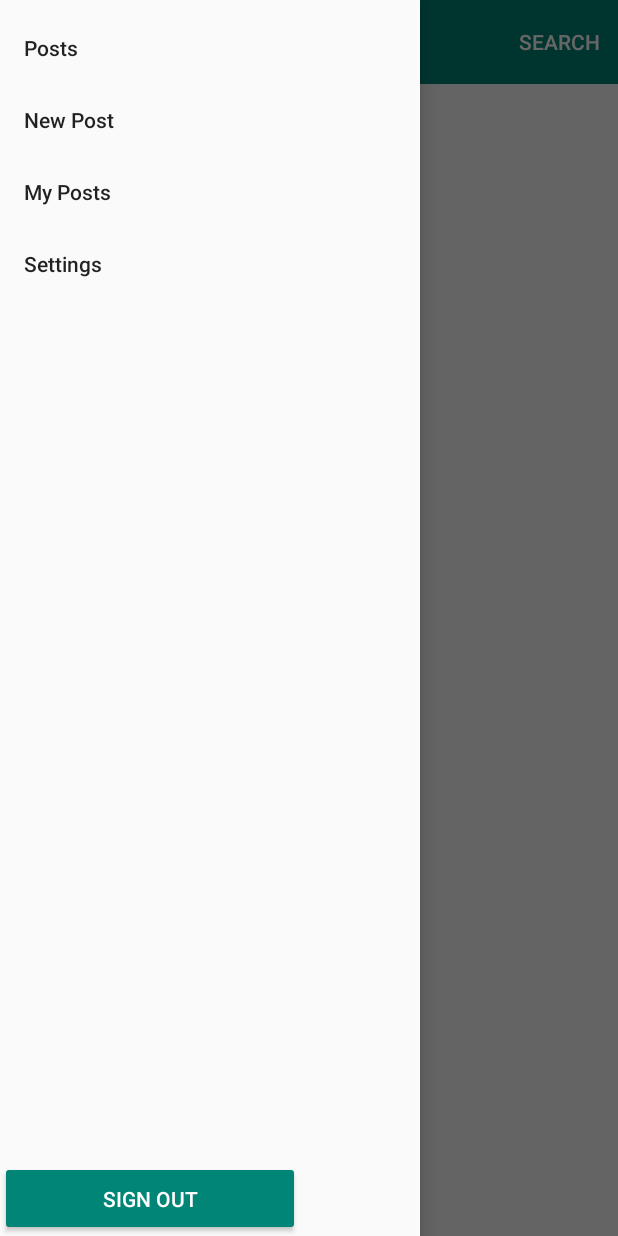
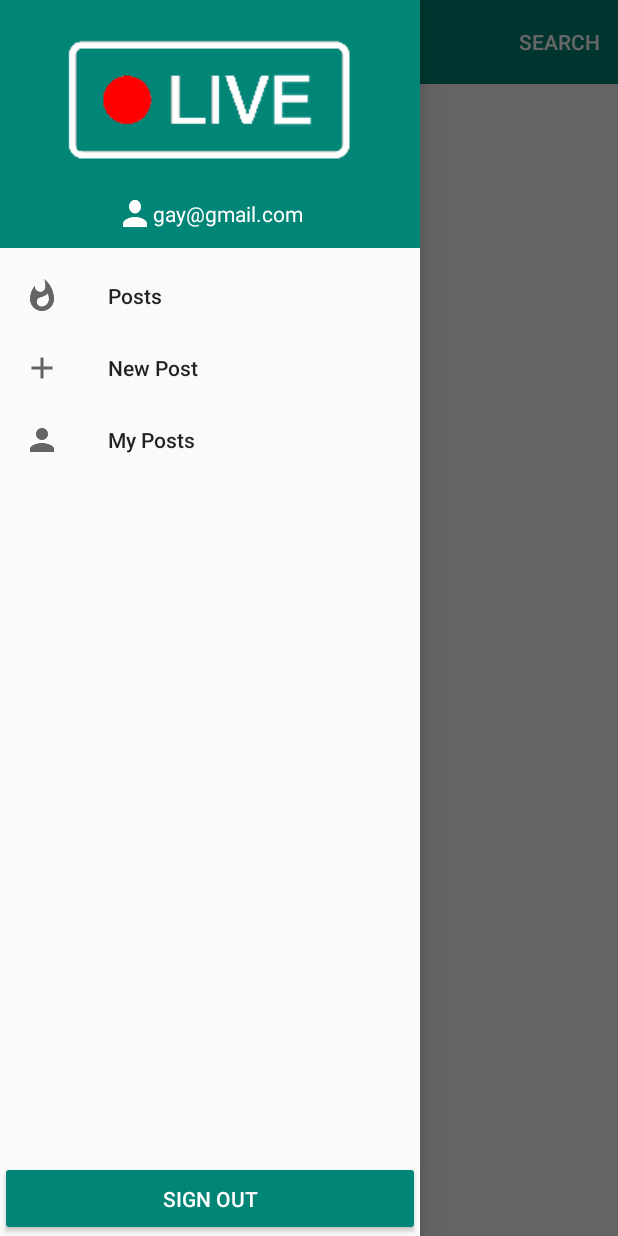
Before and after one commit to live-section/live, an Android app: the screen it shows after launch once a user with an empty profile is signed in (LiveUserActivity), with the side drawer open, on a phone screen of 412 x 824 dp. Run offline under Robolectric (Android 15) with nearby library versions, the phone set to English and light mode, and no system bars; our stand-ins replace Firebase (no records; nobody signed in at launch, a user with empty details on screens opened directly), Picasso, navigation-ui; Roboto replaces fonts that are not available here.

```diff
--- a/app/src/main/AndroidManifest.xml
+++ b/app/src/main/AndroidManifest.xml
@@ -3,8 +3,11 @@
     package="com.example.live">
 
     <uses-permission android:name="android.permission.INTERNET"/>
+    <uses-permission android:name="android.permission.WRITE_EXTERNAL_STORAGE" />
+    <uses-permission android:name="android.permission.READ_EXTERNAL_STORAGE" />
 
     <application
+        android:name="com.example.live.Live"
         android:allowBackup="true"
         android:icon="@mipmap/ic_launcher"
         android:label="@string/app_name"
--- a/app/src/main/java/com/example/live/LiveUserActivity.java
+++ b/app/src/main/java/com/example/live/LiveUserActivity.java
@@ -111,10 +111,6 @@ public class LiveUserActivity extends AppCompatActivity implements
                 navController.navigate(R.id.nav_MyPost_Fragment);
                 break;
 
-            case R.id.menu_settings:
-                navController.navigate(R.id.nav_Post_Fragment);
-                break;
-
             case R.id.menu_nav_graph:
                 navController.navigate(R.id.nav_Post_Fragment);
                 break;
--- a/app/src/main/java/com/example/live/MyPostsFragment.java
+++ b/app/src/main/java/com/example/live/MyPostsFragment.java
@@ -1,17 +1,14 @@
 package com.example.live;
 
-import android.content.Context;
 import android.graphics.Color;
 import android.graphics.drawable.ColorDrawable;
 import android.graphics.drawable.Drawable;
-import android.net.Uri;
 import android.os.Bundle;
 
 import androidx.annotation.NonNull;
 import androidx.annotation.Nullable;
 import androidx.fragment.app.Fragment;
 import androidx.lifecycle.ViewModelProviders;
-import androidx.navigation.Navigation;
 import androidx.recyclerview.widget.ItemTouchHelper;
 import androidx.recyclerview.widget.LinearLayoutManager;
 import androidx.recyclerview.widget.RecyclerView;
@@ -22,7 +19,6 @@ import android.view.LayoutInflater;
 import android.view.Menu;
 import android.view.View;
 import android.view.ViewGroup;
-import android.widget.Button;
 
 import java.util.List;
 
--- a/app/src/main/res/layout/activity_live_user.xml
+++ b/app/src/main/res/layout/activity_live_user.xml
@@ -35,11 +35,12 @@
         android:layout_height="match_parent"
         android:layout_gravity="start"
         android:fitsSystemWindows="true"
+        app:headerLayout="@layout/drawer_header"
         app:menu="@menu/posts_menu">
 
         <Button
             android:id="@+id/menu_sign_out_btn"
-            android:layout_width="200dp"
+            android:layout_width="match_parent"
             android:layout_height="50dp"
             android:text="Sign out"
             android:layout_gravity="bottom"
--- /dev/null
+++ b/app/src/main/res/layout/drawer_header.xml
@@ -0,0 +1,37 @@
+<?xml version="1.0" encoding="utf-8"?>
+<LinearLayout xmlns:android="http://schemas.android.com/apk/res/android"
+    android:orientation="vertical"
+    android:layout_width="match_parent"
+    android:layout_height="wrap_content"
+    android:gravity="center"
+    android:background="@color/colorPrimary">
+    <ImageView
+        android:layout_width="212dp"
+        android:layout_height="101dp"
+        android:layout_marginBottom="15dp"
+        android:layout_marginTop="15dp"
+        android:background="@drawable/ic_logo"/>
+
+    <LinearLayout
+        android:layout_width="match_parent"
+        android:layout_height="match_parent"
+        android:gravity="center">
+
+        <ImageView
+            android:layout_width="24dp"
+            android:layout_height="27dp"
+            android:layout_marginBottom="6dp"
+            android:background="@drawable/baseline_person_white_48dp" />
+
+        <TextView
+            android:id="@+id/profile_name"
+            android:layout_width="wrap_content"
+            android:layout_height="wrap_content"
+            android:layout_marginBottom="6dp"
+            android:text="gay@gmail.com"
+            android:textColor="@color/cardview_light_background"
+            android:textSize="14sp" />
+
+    </LinearLayout>
+
+</LinearLayout>
--- a/app/src/main/res/layout/fragment_post.xml
+++ b/app/src/main/res/layout/fragment_post.xml
@@ -12,6 +12,7 @@
         android:id="@+id/recyclerView"
         android:layout_width="match_parent"
         android:layout_height="match_parent"
+        app:graph="@navigation/menu_nav_graph"
         tools:layout_editor_absoluteX="152dp"
         tools:layout_editor_absoluteY="68dp"></androidx.recyclerview.widget.RecyclerView>
 
--- a/app/src/main/res/menu/posts_menu.xml
+++ b/app/src/main/res/menu/posts_menu.xml
@@ -2,25 +2,27 @@
 <menu xmlns:android="http://schemas.android.com/apk/res/android"
     xmlns:app="http://schemas.android.com/apk/res-auto">
 
-    <group android:checkableBehavior="single">
+    <group android:id="@+id/grp1" android:checkableBehavior="single">
     <item
         android:id="@+id/menu_posts"
         android:title="Posts"
-        app:showAsAction="ifRoom"/>
+        app:showAsAction="ifRoom"
+        android:icon="@drawable/baseline_whatshot_black_48dp"/>
 
     <item android:id="@+id/menu_new_post"
         android:title="New Post"
-        app:showAsAction="ifRoom"/>
+        app:showAsAction="ifRoom"
+        android:icon="@drawable/baseline_add_black_48dp"/>
 
     <item
         android:id="@+id/menu_my_posts"
         android:title="My Posts"
-        app:showAsAction="ifRoom"/>
-
-    <item android:id="@+id/menu_settings"
-        android:title="Settings"
-        app:showAsAction="never"/>
+        app:showAsAction="ifRoom"
+        android:icon="@drawable/baseline_person_black_48dp"/>
 
     </group>
 
+    <group android:id="@+id/grp2" android:checkableBehavior="single">
+    </group>
+
 </menu>
```
Also changed, not shown: app/src/main/java/com/example/live/ImageCache.java (added, +108 -0 lines), app/src/main/java/com/example/live/Live.java (added, +17 -0 lines), app/src/main/java/com/example/live/MyPostsAdapter.java (+23 -3 lines), app/src/main/java/com/example/live/NewPostFragment.java (+7 -1 lines), app/src/main/res/drawable-v24/baseline_add_black_48dp.png (added), app/src/main/res/drawable-v24/baseline_person_black_48dp.png (added), app/src/main/res/drawable-v24/baseline_person_white_48dp.png (added), app/src/main/res/drawable-v24/baseline_whatshot_black_48dp.png (added), app/src/main/res/drawable-v24/ic_logo.png (added).
